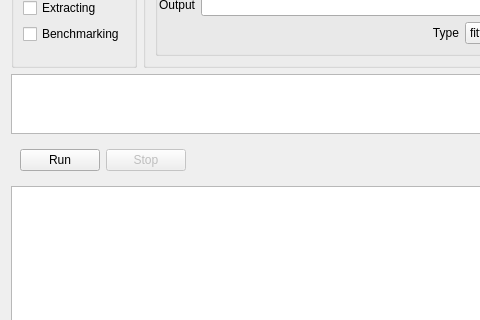
This is circus/shared/qt_launcher.ui in spyking-circus/spyking-circus as Qt 5 draws it before an edit; both pictures show x 0 to 480 and y 264 to 584 of the 800 by 800 pixel window. The edited form follows.
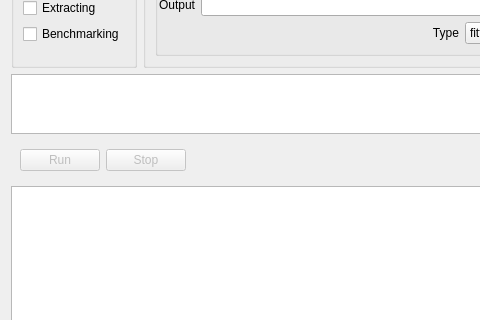
This is the edited form. Icons and pictures are not drawn.

Commit message: Disable the run button unless a datafile is chosen

What changed in the file:
```diff
--- a/circus/shared/qt_launcher.ui
+++ b/circus/shared/qt_launcher.ui
@@ -486,6 +486,9 @@
       </property>
       <item>
        <widget class="QPushButton" name="btn_run">
+        <property name="enabled">
+         <bool>false</bool>
+        </property>
         <property name="toolTip">
          <string>Run spyking circus with the given options</string>
         </property>
```
Left out of the diff: 35 changed lines with no effect on the pictures. The commit also changes 1 other file.
